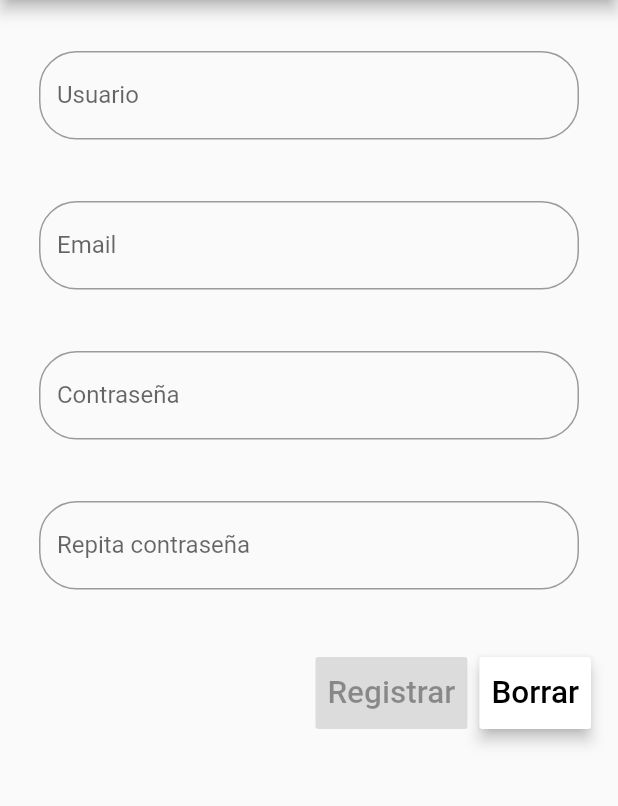
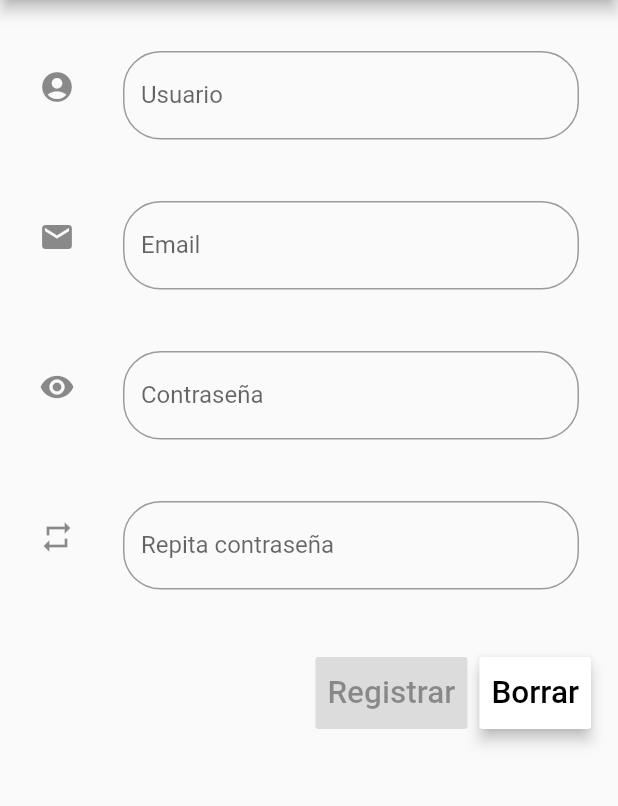
Before and after one commit to kfarsoft/FastshopBlocFlutter, a Flutter app: the RegistrationForm screen opened directly, on a phone screen of 412 x 824 dp, the part 84-890 px from its top. Run offline on Flutter 3.47's test engine with Material 2 defaults, Android fonts, the phone set to English and light mode, and no system bars; our stand-ins replace equatable, numberpicker, rxdart, shared_preferences; accounts and stored records are empty.

Commit message:
Terminado el registration form

```diff
--- a/lib/pages/registration_form.dart
+++ b/lib/pages/registration_form.dart
@@ -102,7 +102,7 @@ class _RegistrationFormState extends State<RegistrationForm> {
                         return new Container(
                           height: 100.0,
                           child: new ListTile(
-                            //leading: const Icon(Icons.account_circle),
+                            leading: const Icon(Icons.account_circle),
                             title: TextField(
                               decoration: new InputDecoration(
                                 labelText: 'Usuario',
@@ -129,7 +129,7 @@ class _RegistrationFormState extends State<RegistrationForm> {
                         return new Container(
                           height: 100.0,
                           child: ListTile(
-                            //leading: const Icon(Icons.email),
+                            leading: const Icon(Icons.email),
                             title: TextField(
                               decoration: new InputDecoration(
                                 fillColor: Colors.white,
@@ -156,7 +156,7 @@ class _RegistrationFormState extends State<RegistrationForm> {
                         return new Container(
                           height: 100.0,
                           child: ListTile(
-                            //leading: const Icon(Icons.remove_red_eye),
+                            leading: const Icon(Icons.remove_red_eye),
                             title: TextField(
                               decoration: new InputDecoration(
                                 fillColor: Colors.white,
@@ -183,7 +183,7 @@ class _RegistrationFormState extends State<RegistrationForm> {
                         return new Container(
                           height: 100.0,
                           child: ListTile(
-                            //leading: const Icon(Icons.remove_red_eye),
+                            leading: const Icon(Icons.repeat),
                             title: TextField(
                               decoration: new InputDecoration(
                                 fillColor: Colors.white,
```
